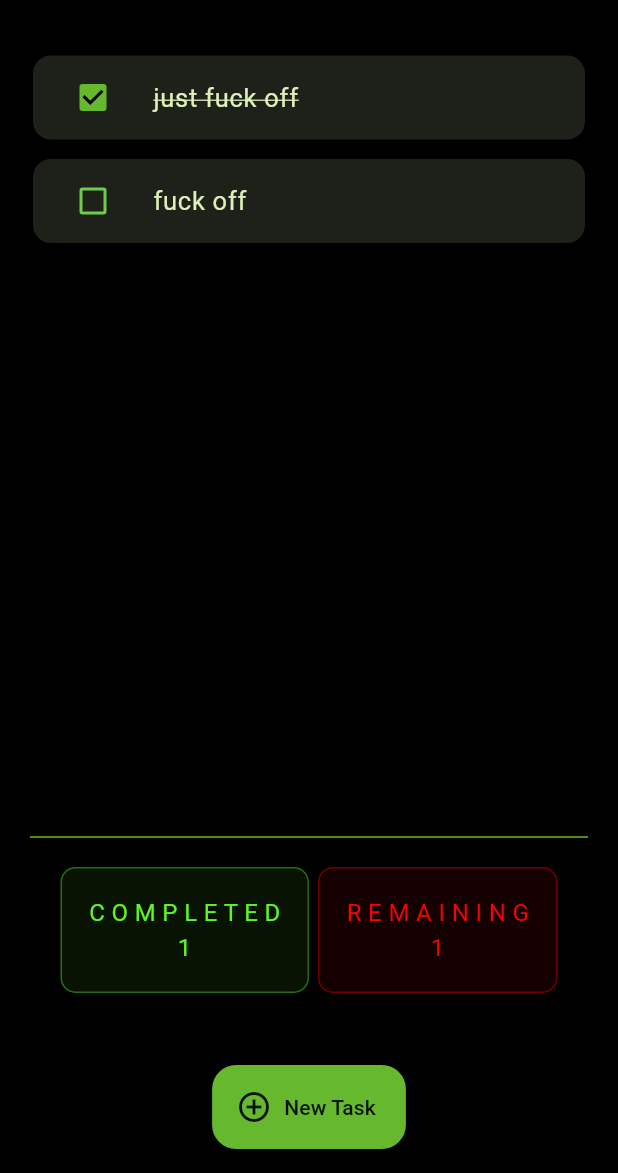
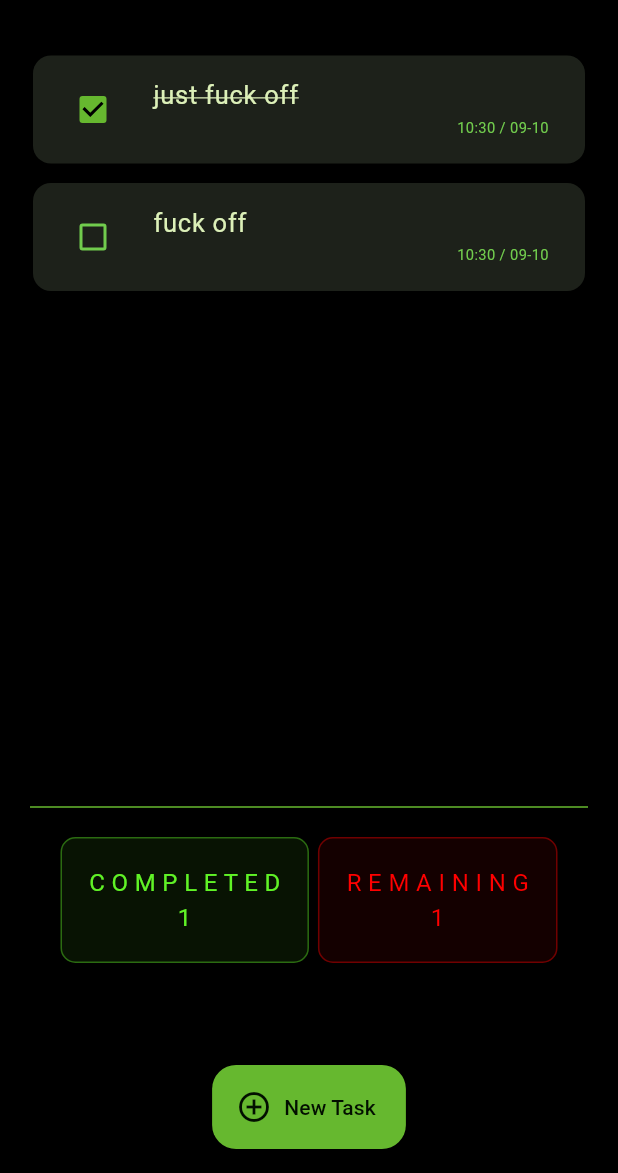
Before and after one commit to Shnku/gui_apps, a Flutter app: the screen it shows after launch, after a tap on an icon or button, on a phone screen of 412 x 824 dp, the part 63-1236 px from its top. Run offline on Flutter 3.47's test engine with Material 3 defaults, Android fonts, the phone set to English and light mode, and no system bars; drawn by our look-alikes of flutter_slidable; our stand-ins replace flutter_spinkit, google_fonts, hive_flutter; missing offline and left inert: country_flags, myapp; accounts and stored records are empty.

Commit message:
refactoring files + add timestamp

```diff
--- a/todo_app/lib/customutiltiles.dart
+++ /dev/null
@@ -1,142 +0,0 @@
-import 'package:flutter/material.dart';
-import 'package:flutter_slidable/flutter_slidable.dart';
-
-//my custom tiles..........
-class MyTile extends StatelessWidget {
-  final String data;
-  final dynamic isDone;
-  final void Function(bool?)? onChanged;
-  final void Function(BuildContext)? delete;
-
-  const MyTile({
-    super.key,
-    required this.data,
-    required this.isDone,
-    required this.onChanged,
-    required this.delete,
-  });
-
-  @override
-  Widget build(BuildContext context) {
-    return Card(
-      margin: const EdgeInsets.fromLTRB(17, 13, 17, 0),
-      child: Slidable(
-        endActionPane: ActionPane(
-          extentRatio: 0.31,
-          motion: const BehindMotion(),
-          children: [
-            SlidableAction(
-              onPressed: delete,
-              backgroundColor: const Color(0xFFFE4A49),
-              foregroundColor: Colors.white,
-              icon: Icons.delete,
-              label: 'Delete',
-              borderRadius: BorderRadius.circular(12),
-            ),
-          ],
-        ),
-        child: ListTile(
-          leading: Checkbox(
-            value: isDone,
-            onChanged: onChanged,
-            activeColor: Theme.of(context).colorScheme.secondary,
-          ),
-          title: Text(
-            data,
-            style: TextStyle(
-              fontSize: 17,
-              decoration: isDone
-                  ? TextDecoration.lineThrough
-                  : TextDecoration.none,
-            ),
-          ),
-        ),
-      ),
-    );
-  }
-}
-
-// ignore: must_be_immutable //my custom popup dialog to add task........
-class MyDialog extends StatelessWidget {
-  void Function()? onPressed;
-  var textcontroller = TextEditingController();
-
-  MyDialog({
-    super.key,
-    required this.onPressed,
-    required this.textcontroller,
-  });
-
-  @override
-  Widget build(BuildContext context) {
-    return AlertDialog(
-      icon: const Icon(Icons.add_task_outlined),
-      shadowColor: Theme.of(context).colorScheme.secondary,
-      insetPadding: const EdgeInsets.all(15),
-      actionsPadding: const EdgeInsets.all(20),
-      actionsOverflowButtonSpacing: 25,
-      elevation: 50,
-      shape: RoundedRectangleBorder(
-        borderRadius: BorderRadius.circular(15.0),
-        side: BorderSide(
-          color: Theme.of(context).colorScheme.secondary,
-          width: 0.5,
-        ),
-      ),
-      actions: [
-        TextField(
-          controller: textcontroller,
-          onSubmitted: (value) => onPressed,
-        ),
-        ElevatedButton(
-          onPressed: onPressed,
-          child: const Text('add'),
-        ),
-      ],
-    );
-  }
-}
-
-//custom dashboard for task counting.....
-class TaskDashboard extends StatelessWidget {
-  final String title;
-  final int taskDone;
-  final Color color;
-  final Function() onTap;
-
-  const TaskDashboard({
-    super.key,
-    required this.taskDone,
-    required this.title,
-    required this.color,
-    required this.onTap,
-  });
-
-  @override
-  Widget build(BuildContext context) {
-    return InkWell(
-      onTap: onTap,
-      borderRadius: BorderRadius.circular(10),
-      highlightColor: color,
-      child: Container(
-        margin: const EdgeInsets.symmetric(horizontal: 3),
-        decoration: BoxDecoration(
-          color: color.withAlpha(20),
-          border: Border.all(color: color.withAlpha(100)),
-          borderRadius: BorderRadius.circular(10),
-        ),
-        child: Padding(
-          padding: const EdgeInsets.all(18.0),
-          child: Text(
-            '$title\n$taskDone',
-            textAlign: TextAlign.center,
-            style: TextStyle(
-              fontSize: 16,
-              color: color,
-            ),
-          ),
-        ),
-      ),
-    );
-  }
-}
--- a/todo_app/lib/databsee.dart
+++ b/todo_app/lib/database/databsee.dart
@@ -7,8 +7,8 @@ class TasksDB {
   //initiate.. for firat time creation..
   void initDb() {
     tasksTodo = [
-      ['fuck off', 2],
-      ['just fuck off', 1],
+      ['fuck off', 2, DateTime.now()],
+      ['just fuck off', 1, DateTime.now()],
     ];
   }
 
@@ -44,5 +44,6 @@ class TasksDB {
     if (tag! == 'r') {
       tasksTodo = (tasksTodo.reversed).toList();
     }
+    updateDb(); //needed to reflect the change permanently
   }
 }
--- a/todo_app/lib/mainpage.dart
+++ b/todo_app/lib/mainpage.dart
@@ -1,7 +1,10 @@
 import 'package:flutter/material.dart';
 import 'package:hive_flutter/hive_flutter.dart';
-import 'package:todo_app/customutiltiles.dart';
-import 'package:todo_app/databsee.dart';
+import 'package:todo_app/database/databsee.dart';
+
+import 'utils/customtile.dart';
+import 'utils/dashwidget.dart';
+import 'utils/dialogbox.dart';
 
 class Mainpage extends StatefulWidget {
   final String title;
@@ -49,7 +52,7 @@ class _MainpageState extends State<Mainpage> {
         // mainAxisAlignment: MainAxisAlignment.spaceAround,
         children: [
           Container(
-            height: MediaQuery.sizeOf(context).height - 300,
+            height: MediaQuery.sizeOf(context).height - 320,
             padding: const EdgeInsets.fromLTRB(5, 10, 5, 5),
             child: ListView.builder(
               itemCount: db.tasksTodo.length,
@@ -57,6 +60,7 @@ class _MainpageState extends State<Mainpage> {
                 return MyTile(
                   data: db.tasksTodo[index][0],
                   isDone: db.tasksTodo[index][1] == DONE ? true : false,
+                  date: db.tasksTodo[index][2],
                   onChanged: (val) => _onchange(index),
                   delete: (p0) => _deleteTile(index),
                 );
@@ -130,7 +134,8 @@ class _MainpageState extends State<Mainpage> {
 
   void _saveTask() {
     if (_textcontroller.text != '') {
-      db.tasksTodo.add([_textcontroller.text, UN_DONE]); //!must be undone
+      db.tasksTodo.add([_textcontroller.text, UN_DONE, DateTime.now()]);
+      //!must be undone
       _textcontroller.clear();
       setState(() {});
       Navigator.of(context).pop();
--- /dev/null
+++ b/todo_app/lib/utils/customtile.dart
@@ -0,0 +1,65 @@
+import 'package:flutter/material.dart';
+import 'package:flutter_slidable/flutter_slidable.dart';
+import 'package:intl/intl.dart';
+
+class MyTile extends StatelessWidget {
+  final String data;
+  final dynamic isDone;
+  final DateTime date;
+  final void Function(bool?)? onChanged;
+  final void Function(BuildContext)? delete;
+
+  const MyTile({
+    super.key,
+    required this.data,
+    required this.isDone,
+    required this.onChanged,
+    required this.delete,
+    required this.date,
+  });
+
+  @override
+  Widget build(BuildContext context) {
+    return Card(
+      margin: const EdgeInsets.fromLTRB(17, 13, 17, 0),
+      child: Slidable(
+        endActionPane: ActionPane(
+          extentRatio: 0.31,
+          motion: const BehindMotion(),
+          children: [
+            SlidableAction(
+              onPressed: delete,
+              backgroundColor: const Color.fromARGB(255, 202, 0, 0),
+              foregroundColor: Colors.white,
+              icon: Icons.delete,
+              label: 'Delete',
+              borderRadius: BorderRadius.circular(12),
+            ),
+          ],
+        ),
+        child: ListTile(
+          leading: Checkbox(
+            value: isDone,
+            onChanged: onChanged,
+            activeColor: Theme.of(context).colorScheme.secondary,
+          ),
+          title: Text(
+            data,
+            style: TextStyle(
+              fontSize: 17,
+              decoration:
+                  isDone ? TextDecoration.lineThrough : TextDecoration.none,
+            ),
+          ),
+          subtitle: Text(
+            // DateFormat('yyyy-MM-dd HH:mm:ss').format(date),
+            DateFormat('hh:mm / MM-dd').format(date),
+            textAlign: TextAlign.end,
+            textScaler: const TextScaler.linear(0.7),
+          ),
+          // trailing: Text(TimeOfDay.now().toString()),
+        ),
+      ),
+    );
+  }
+}
--- /dev/null
+++ b/todo_app/lib/utils/dashwidget.dart
@@ -0,0 +1,45 @@
+//custom dashboard for task counting.....
+import 'package:flutter/material.dart';
+
+class TaskDashboard extends StatelessWidget {
+  final String title;
+  final int taskDone;
+  final Color color;
+  final Function() onTap;
+
+  const TaskDashboard({
+    super.key,
+    required this.taskDone,
+    required this.title,
+    required this.color,
+    required this.onTap,
+  });
+
+  @override
+  Widget build(BuildContext context) {
+    return InkWell(
+      onTap: onTap,
+      borderRadius: BorderRadius.circular(10),
+      highlightColor: color,
+      child: Container(
+        margin: const EdgeInsets.symmetric(horizontal: 3),
+        decoration: BoxDecoration(
+          color: color.withAlpha(20),
+          border: Border.all(color: color.withAlpha(100)),
+          borderRadius: BorderRadius.circular(10),
+        ),
+        child: Padding(
+          padding: const EdgeInsets.all(18.0),
+          child: Text(
+            '$title\n$taskDone',
+            textAlign: TextAlign.center,
+            style: TextStyle(
+              fontSize: 16,
+              color: color,
+            ),
+          ),
+        ),
+      ),
+    );
+  }
+}
--- /dev/null
+++ b/todo_app/lib/utils/dialogbox.dart
@@ -0,0 +1,43 @@
+//my custom popup dialog to add task........
+import 'package:flutter/material.dart';
+
+// ignore: must_be_immutable
+class MyDialog extends StatelessWidget {
+  void Function()? onPressed;
+  var textcontroller = TextEditingController();
+
+  MyDialog({
+    super.key,
+    required this.onPressed,
+    required this.textcontroller,
+  });
+
+  @override
+  Widget build(BuildContext context) {
+    return AlertDialog(
+      icon: const Icon(Icons.add_task_outlined),
+      shadowColor: Theme.of(context).colorScheme.secondary,
+      insetPadding: const EdgeInsets.all(15),
+      actionsPadding: const EdgeInsets.all(20),
+      actionsOverflowButtonSpacing: 25,
+      elevation: 50,
+      shape: RoundedRectangleBorder(
+        borderRadius: BorderRadius.circular(15.0),
+        side: BorderSide(
+          color: Theme.of(context).colorScheme.secondary,
+          width: 0.5,
+        ),
+      ),
+      actions: [
+        TextField(
+          controller: textcontroller,
+          onSubmitted: (value) => onPressed,
+        ),
+        ElevatedButton(
+          onPressed: onPressed,
+          child: const Text('add'),
+        ),
+      ],
+    );
+  }
+}
--- a/todo_app/pubspec.yaml
+++ b/todo_app/pubspec.yaml
@@ -16,7 +16,7 @@ publish_to: 'none' # Remove this line if you wish to publish to pub.dev
 # https://developer.apple.com/library/archive/documentation/General/Reference/InfoPlistKeyReference/Articles/CoreFoundationKeys.html
 # In Windows, build-name is used as the major, minor, and patch parts
 # of the product and file versions while build-number is used as the build suffix.
-version: 3.1.0+1
+version: 4.0.0+1
 
 environment:
   sdk: ^3.5.1
@@ -38,6 +38,7 @@ dependencies:
   flutter_slidable: ^3.1.1
   hive: ^2.2.3
   hive_flutter: ^1.1.0
+  intl: ^0.19.0
 
 dev_dependencies:
   flutter_test:
```
Also changed, not shown: todo_app/pubspec.lock.
